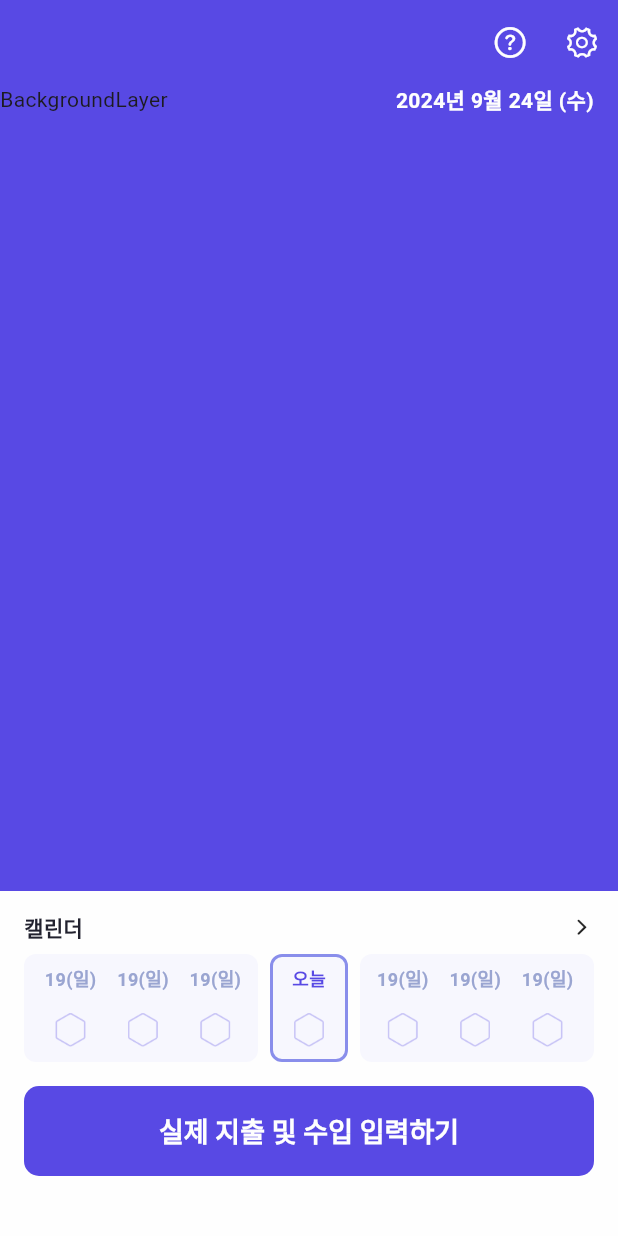
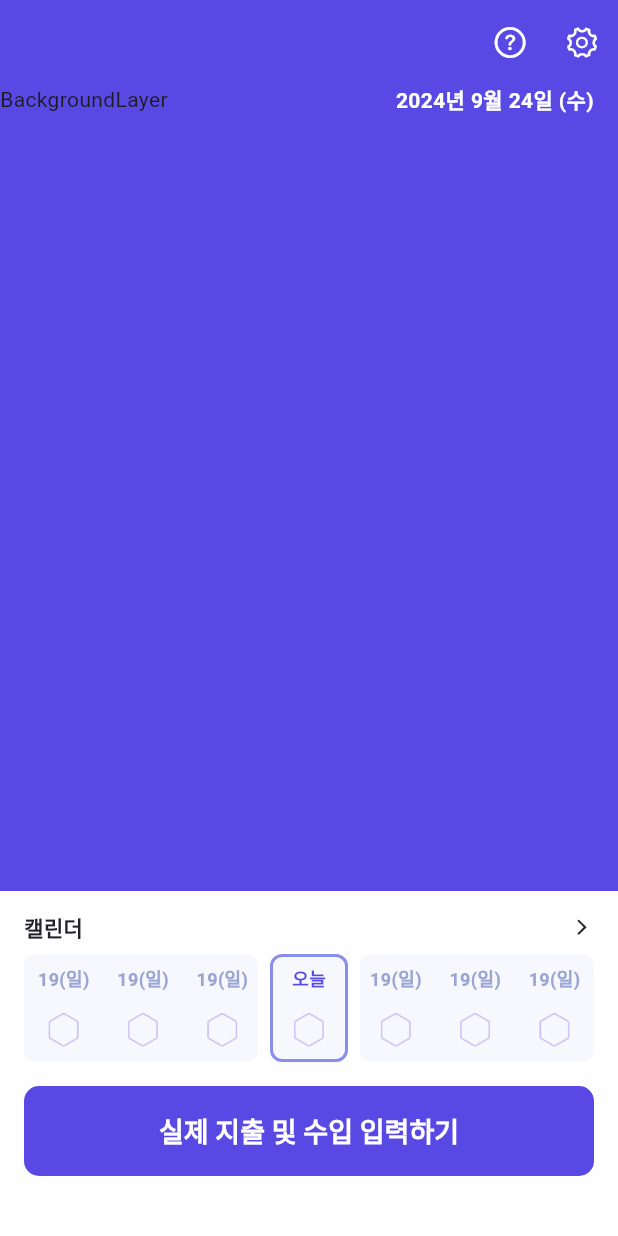
Before and after one commit to Monfi98/Harubee-AOS, a Flutter app: the screen it shows after launch, on a phone screen of 412 x 824 dp. Run offline on Flutter 3.47's test engine with Material 3 defaults, Android fonts, the phone set to English and light mode, and no system bars; Roboto replaces fonts that are missing (Pretendard).

Commit message:
streak 요소 배치 수정

```diff
--- a/lib/presentation/today/today_view.dart
+++ b/lib/presentation/today/today_view.dart
@@ -144,6 +144,10 @@ class StreakCalender extends StatelessWidget {
         ? Appearance.dark
         : Appearance.light;
 
+    final screenWidth = MediaQuery.of(context).size.width;
+    final (sidePadding, todayPadding) = (16, 5);
+    final cellWidth = (screenWidth - sidePadding * 2 - todayPadding * 2) / 7;
+
     final flexValues = [3, 1, 3];
 
     return InkWell(
@@ -178,25 +182,26 @@ class StreakCalender extends StatelessWidget {
               }),
             ),
             Row(
-              mainAxisAlignment: MainAxisAlignment.spaceEvenly,
               children: List.generate(7, (index) {
+                final isToday = index == 3;
+
                 return Padding(
-                  padding: EdgeInsets.only(
-                    left: index == 3 ? 20 : 0,
-                    right: index == 3 ? 20 : 0,
-                    top: 10,
-                    bottom: 10,
+                  padding: EdgeInsets.symmetric(
+                    horizontal: isToday ? 5 : 0,
+                    vertical: 10.0,
                   ),
+                  child: SizedBox(
+                    width: cellWidth,
                     child: Column(
                       mainAxisAlignment: MainAxisAlignment.spaceBetween,
                       children: [
                         Text(
-                        index == 3 ? "오늘" : "19(일)",
+                          isToday ? "오늘" : "19(일)",
                           style: TextStyle(
                             fontSize: 12,
                             fontWeight: FontWeight.w600,
                             height: 1,
-                          color: index == 3
+                            color: isToday
                                 ? HarubeeColor.mainText(mode)
                                 : HarubeeColor.textSecondary(mode),
                           ),
@@ -208,6 +213,7 @@ class StreakCalender extends StatelessWidget {
                         ),
                       ],
                     ),
+                  ),
                 );
               }),
             ),
```
Lines whose indentation alone changed are shown as unchanged.
